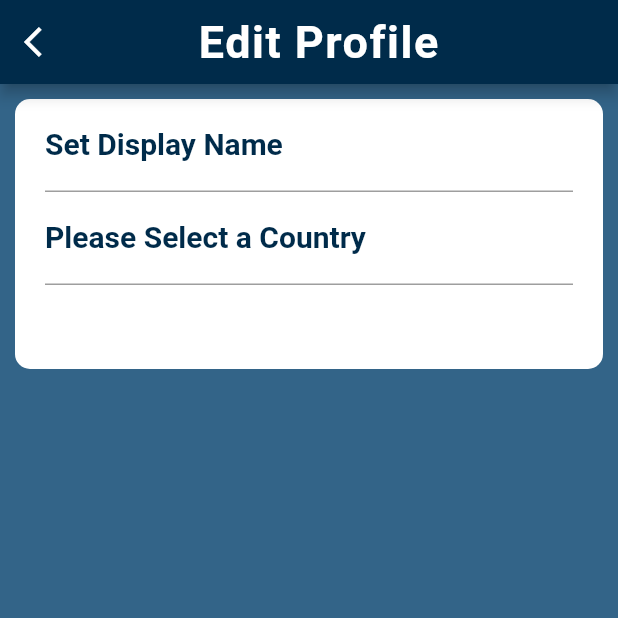
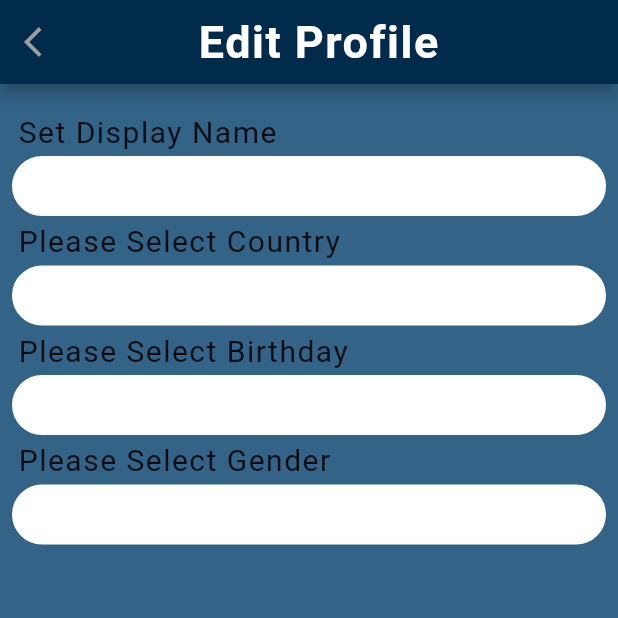
Before and after one commit to imbagalaxy1/ProfilePage, a Flutter app: the EditProfileScreen screen opened directly, on a phone screen of 412 x 824 dp, the top half of it. Run offline on Flutter 3.47's test engine with Material 2 defaults, Android fonts, the phone set to English and light mode, and no system bars; our stand-ins replace font_awesome_flutter.

Commit message:
Added New Screens

```diff
--- /dev/null
+++ b/lib/components/travelink_rounded_entry.dart
@@ -0,0 +1,100 @@
+import 'dart:ui';
+
+import 'package:flutter/material.dart';
+
+class TravelinkRoundedTextField extends StatelessWidget{
+
+  String? hintText;
+  double? marginLeft;
+  double? marginRight;
+  double? marginTop;
+  double? marginBottom;
+
+  Icon? suffixIcon;
+  Icon? prefixIcon;
+
+  TravelinkRoundedTextField({
+    super.key,
+    this.hintText,
+    this.marginLeft = 0.0,
+    this.marginRight = 0.0,
+    this.marginTop = 0.0,
+    this.marginBottom = 0.0,
+    this.suffixIcon,
+    this.prefixIcon
+  });
+
+  TravelinkRoundedTextField.normal({
+    super.key,
+    this.hintText,
+    this.suffixIcon,
+    this.prefixIcon,
+    double allMargins = 0.0
+  }){
+    marginLeft = allMargins;
+    marginRight = allMargins;
+    marginTop = allMargins;
+    marginBottom = allMargins;
+  }
+
+  TravelinkRoundedTextField.axisPadded({
+    super.key,
+    this.hintText,
+    this.suffixIcon,
+    this.prefixIcon,
+    double xMargin = 0.0,
+    double yMargin = 0.0
+  }){
+    marginLeft = xMargin;
+    marginRight = xMargin;
+    marginTop = yMargin;
+    marginBottom = yMargin;
+  }
+
+
+  @override
+  Widget build(BuildContext context) {
+    return Container(
+      decoration: BoxDecoration(
+        color: Colors.white,
+        border: Border.all(
+          color: Colors.white
+        ),
+        borderRadius: const BorderRadius.all(Radius.circular(25))
+      ),
+      margin: EdgeInsets.fromLTRB(marginLeft!, marginTop!, marginRight!, marginBottom!),
+      child: Row(
+        children: [
+          Expanded(
+            child: TextField(
+              decoration: InputDecoration(
+                  contentPadding: const EdgeInsets.fromLTRB(16,0,16,0),
+                  border: const OutlineInputBorder(
+                    borderRadius: BorderRadius.all(Radius.circular(25)),
+                    borderSide: BorderSide(
+                      width: 0,
+                      style: BorderStyle.none
+                    )
+                  ),
+                  hintText: hintText,
+                  hintStyle: const TextStyle(
+                    fontSize: 15.0,
+                    color: Color(0xFF9aa5ac),
+                    fontFamily: 'Nunito Sans',
+                    fontVariations: [
+                      FontVariation('wght', 700)
+                    ],
+                    fontStyle: FontStyle.italic,
+                    letterSpacing: 0.7
+                  ),
+                  suffixIcon: suffixIcon,
+                  prefixIcon: prefixIcon
+              ),
+            ),
+          )
+        ],
+      ),
+    );
+  }
+
+}
--- a/lib/main.dart
+++ b/lib/main.dart
@@ -1,6 +1,7 @@
 import 'package:flutter/material.dart';
 import 'package:profile_page/screens/edit_profile_screen.dart';
 import 'package:profile_page/screens/profilepage_screen.dart';
+import 'package:profile_page/screens/travel_history_screen.dart';
 
 void main() {
   runApp(const MyApp());
@@ -19,7 +20,7 @@ class MyApp extends StatelessWidget {
         hintColor: const Color(0xFF002b4a),
         scaffoldBackgroundColor: const Color(0xFF336488),
       ),
-      home: const EditProfileScreen(),
+      home: const ProfilepageScreen(),
     );
   }
 }
--- a/lib/screens/edit_profile_screen.dart
+++ b/lib/screens/edit_profile_screen.dart
@@ -1,4 +1,5 @@
 import 'package:flutter/material.dart';
+import 'package:profile_page/components/travelink_rounded_entry.dart';
 
 class EditProfileScreen extends StatefulWidget {
   const EditProfileScreen({super.key});
@@ -8,17 +9,11 @@ class EditProfileScreen extends StatefulWidget {
 }
 
 class _EditProfileScreenState extends State<EditProfileScreen> {
-  final List<String> _editProfile = [
-    "Set Display Name",
-    "Please Select Country",
-    "Please Select Birthday",
-    "Please Select Gender",
-  ];
   @override
   Widget build(BuildContext context) {
     return Scaffold(
       appBar: AppBar(
-        backgroundColor: Theme.of(context).hintColor,
+        backgroundColor: const Color(0xFF002b4a),
         title: const Padding(
           padding: EdgeInsets.symmetric(horizontal: 60.0),
           child: Text(
@@ -30,44 +25,53 @@ class _EditProfileScreenState extends State<EditProfileScreen> {
            ),
            ),
         ),
-        leading: const Icon(Icons.arrow_back_ios),
+        leading: IconButton(
+          icon: const Icon(
+            Icons.arrow_back_ios,
+            color: Colors.grey,
             ),
-      body: Padding(
-        padding: const EdgeInsets.all(10.0),
-        child: Container(
-          height: 180.0,
-          width: double.infinity,
-          decoration: BoxDecoration(
-            borderRadius: BorderRadius.circular(10.0),
-            color: Colors.white,
-          ),
-          child: Padding(
-            padding: const EdgeInsets.symmetric(horizontal: 20.0),
-            child: Column(
-              children: [
-                TextFormField(
-                  decoration: const InputDecoration(
-                    labelText: "Set Display Name",
-                    labelStyle: TextStyle(
-                      fontSize: 20.0,
-                      fontWeight: FontWeight.bold,
+          onPressed: () => Navigator.pop(context),
         ),
         ),
+      body: ListView(
+          children: [
+          const SizedBox(height: 20.0),
+          buildContainer("Set Display Name"),
+          buildContainer("Please Select Country"),
+          buildContainer("Please Select Birthday"),
+          buildContainer("Please Select Gender"),
+        ],
       ),
-                TextFormField(
-                  decoration: const InputDecoration(
-                    labelText: "Please Select a Country",
-                    labelStyle: TextStyle(
+    );
+  }
+}
+Widget buildContainer(String labelText) {
+  return Column(
+      children: [
+        Padding(
+          padding: const EdgeInsets.symmetric(horizontal: 12.0),
+          child: Row(
+            children: [
+              Text(
+                labelText,
+                style: const TextStyle(
                   fontSize: 20.0,
-                      fontWeight: FontWeight.bold,
-                    ),
-                  ),
+                  //fontWeight: FontWeight.bold,
+                  letterSpacing: 1.0,
+                   )
                 ),
             ],
           ),
         ),
+        const SizedBox(height: 5.0),
+        Padding(
+          padding: const EdgeInsets.symmetric(horizontal: 8.0),
+          child: SizedBox(
+            height: 40.0,
+            child: TravelinkRoundedTextField(),
           ),
         ),
+        const SizedBox(height: 5.0),
+      ],
     );
 }
-}
```
Also changed, not shown: lib/components/Profile_appbar.dart (added, +34 -0 lines), lib/screens/profilepage_screen.dart (+75 -28 lines), lib/screens/travel_history_screen.dart (added, +48 -0 lines), lib/components/bottom_navigationbar.dart (renamed from lib/bottom_navigationbar.dart), lib/components/zoom_image_screen.dart (renamed from lib/widgets/zoom_image_screen.dart). Lines whose indentation alone changed are shown as unchanged.
